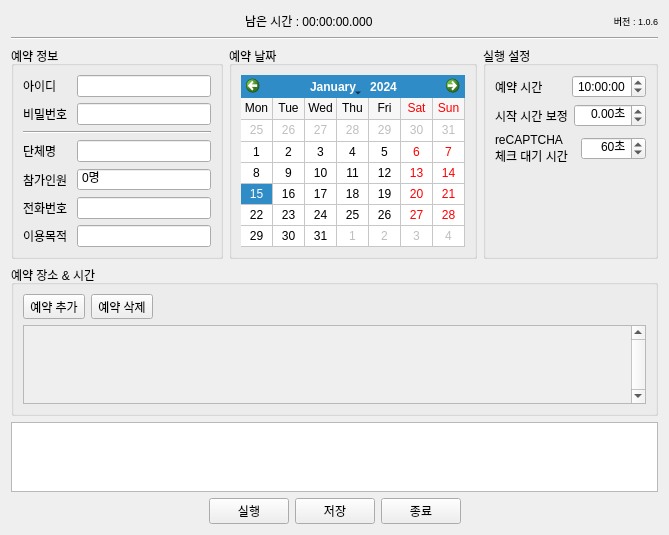
Above: MainForm.ui from hyo0913/Gunpo-UC-Booker before the change. Below: the same form after it.
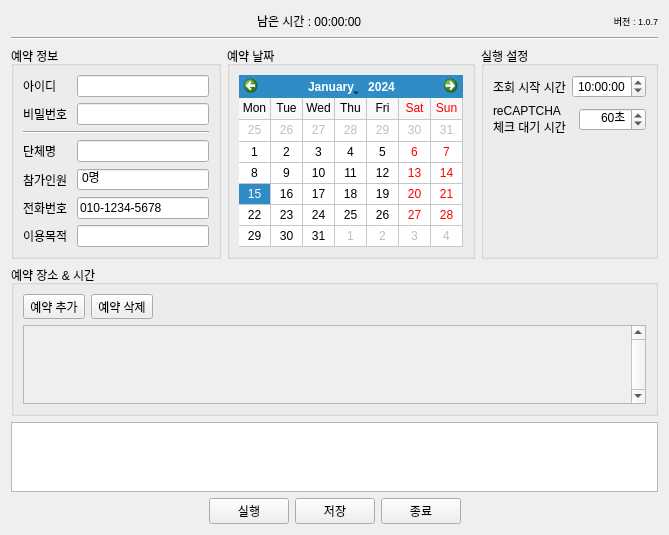
That is the form after the change.

Commit message: 시작 시간 관련 UI 수정

What changed in the file:
```diff
--- a/MainForm.ui
+++ b/MainForm.ui
@@ -44,7 +44,7 @@
      <item>
       <widget class="QLabel" name="labelCountDown">
        <property name="text">
-        <string>남은 시간 : 00:00:00.000</string>
+        <string>남은 시간 : 00:00:00</string>
        </property>
       </widget>
      </item>
@@ -69,7 +69,7 @@
         </font>
        </property>
        <property name="text">
-        <string>버전 : 1.0.6</string>
+        <string>버전 : 1.0.7</string>
        </property>
        <property name="alignment">
         <set>Qt::AlignRight|Qt::AlignTrailing|Qt::AlignVCenter</set>
@@ -214,7 +214,11 @@
            </widget>
           </item>
           <item>
-           <widget class="QLineEdit" name="lineEditPhoneNumber"/>
+           <widget class="QLineEdit" name="lineEditPhoneNumber">
+            <property name="text">
+             <string notr="true">010-1234-5678</string>
+            </property>
+           </widget>
           </item>
          </layout>
         </item>
@@ -277,7 +281,7 @@
           <item>
            <widget class="QLabel" name="labelBookStartTime">
             <property name="text">
-             <string>예약 시간</string>
+             <string>조회 시작 시간</string>
             </property>
            </widget>
           </item>
@@ -297,36 +301,6 @@
           </item>
          </layout>
         </item>
-        <item>
-         <layout class="QHBoxLayout" name="horizontalLayout_13">
-          <item>
-           <widget class="QLabel" name="labelBookStartCalibration">
-            <property name="text">
-             <string>시작 시간 보정</string>
-            </property>
-           </widget>
-          </item>
-          <item>
-           <widget class="QDoubleSpinBox" name="doubleSpinBoxBookStartCalibration">
-            <property name="alignment">
-             <set>Qt::AlignRight|Qt::AlignTrailing|Qt::AlignVCenter</set>
-            </property>
-            <property name="suffix">
-             <string>초</string>
-            </property>
-            <property name="minimum">
-             <double>-60.990000000000002</double>
-            </property>
-            <property name="maximum">
-             <double>60.990000000000002</double>
-            </property>
-            <property name="singleStep">
-             <double>0.100000000000000</double>
-            </property>
-           </widget>
-          </item>
-         </layout>
-        </item>
         <item>
          <layout class="QHBoxLayout" name="horizontalLayout_6">
           <item>
```
Left out of the diff: 9 changed lines with no effect on the pictures. The commit also changes 1 other file.
